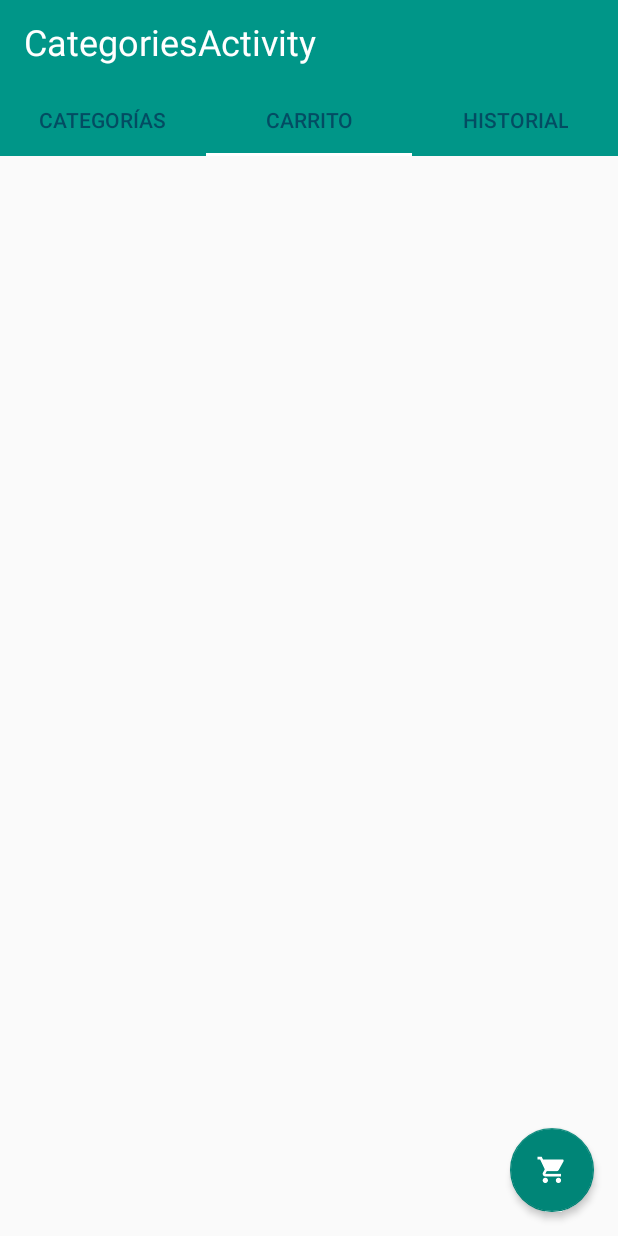
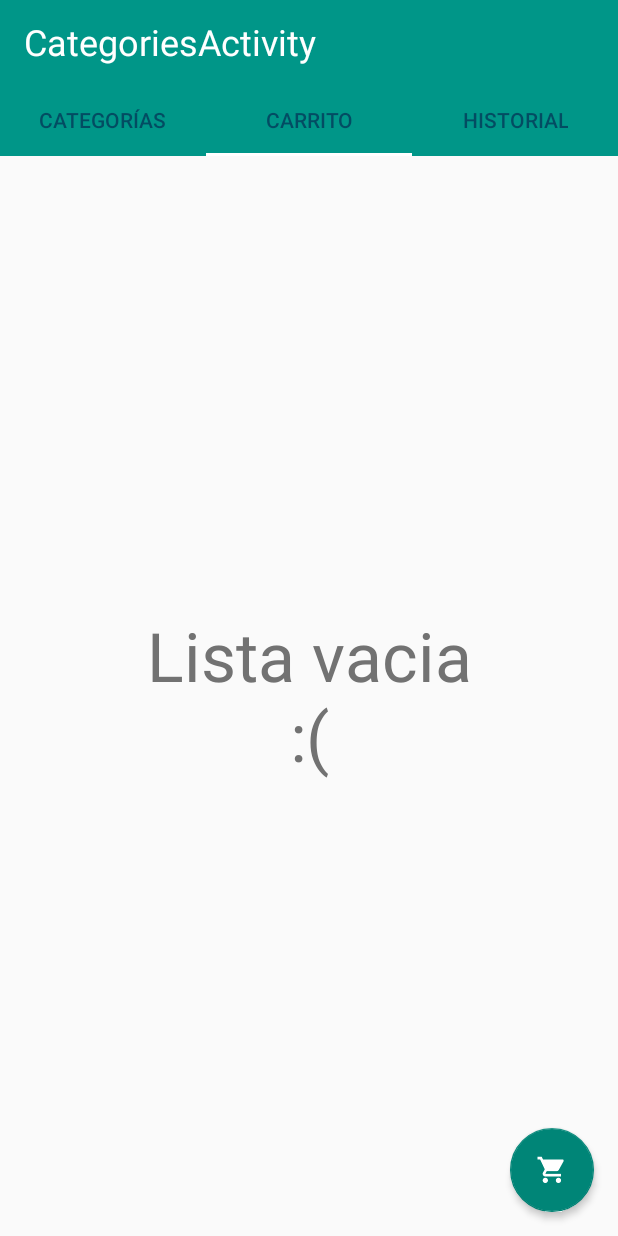
Before and after one commit to mgradob/Labs_User_Android, an Android app: the MainActivity screen opened directly, with no data from a screen before it, tab 2 chosen, on a phone screen of 412 x 824 dp. Run offline under Robolectric (Android 15) with nearby library versions, the phone set to English and light mode, and no system bars; libraries missing offline, so code that uses them is left out: retrofit.client, retrofit.converter; 22 statements that could not run were skipped.

Commit message:
Arreglado error con compatibilidad Android < 5.0.
TODO: vistas para versiones < 5.0.

```diff
--- a/app/src/main/java/com/itesm/labs/labsuser/activities/activities/MainActivity.java
+++ b/app/src/main/java/com/itesm/labs/labsuser/activities/activities/MainActivity.java
@@ -2,6 +2,7 @@ package com.itesm.labs.labsuser.activities.activities;
 
 import android.app.ProgressDialog;
 import android.os.AsyncTask;
+import android.os.Build;
 import android.os.Bundle;
 import android.support.design.widget.TabLayout;
 import android.support.v4.app.Fragment;
@@ -56,7 +57,8 @@ public class MainActivity extends ActionBarActivity
         mToolbar.setTitle(LAB_NAME);
         setSupportActionBar(mToolbar);
 
-        getWindow().setStatusBarColor(getResources().getIntArray(R.array.material_colors_dark)[LAB_COLOR]);
+        if(Build.VERSION.SDK_INT >= Build.VERSION_CODES.LOLLIPOP)
+            getWindow().setStatusBarColor(getResources().getIntArray(R.array.material_colors_dark)[LAB_COLOR]);
 
         userCart = new Cart();
 
--- a/app/src/main/java/com/itesm/labs/labsuser/activities/fragments/CartFragment.java
+++ b/app/src/main/java/com/itesm/labs/labsuser/activities/fragments/CartFragment.java
@@ -13,6 +13,7 @@ import android.view.LayoutInflater;
 import android.view.View;
 import android.view.ViewGroup;
 import android.widget.ListView;
+import android.widget.TextView;
 import android.widget.Toast;
 
 import com.itesm.labs.labsuser.R;
@@ -91,6 +92,7 @@ public class CartFragment extends Fragment {
         });
 
         cartListView = (ListView) view.findViewById(R.id.fragment_cart_list_view);
+        cartListView.setEmptyView(view.findViewById(R.id.fragment_cart_empty_list));
 
         fab = (FloatingActionButton) view.findViewById(R.id.fragment_cart_fab);
         fab.setOnClickListener(new View.OnClickListener() {
--- a/app/src/main/res/layout/fragment_cart.xml
+++ b/app/src/main/res/layout/fragment_cart.xml
@@ -19,6 +19,14 @@
 
     </android.support.v4.widget.SwipeRefreshLayout>
 
+    <TextView
+        android:id="@+id/fragment_cart_empty_list"
+        android:layout_width="fill_parent"
+        android:layout_height="fill_parent"
+        android:text="Lista vacia\n:("
+        android:gravity="center"
+        style="@style/LabsTheme.v21.Text.Display2"/>
+
     <android.support.design.widget.FloatingActionButton
         android:id="@+id/fragment_cart_fab"
         android:layout_width="56dp"
```
Also changed, not shown: app/src/main/AndroidManifest.xml (+0 -8 lines), app/src/main/java/com/itesm/labs/labsuser/activities/activities/ComponentsActivity.java (deleted, +0 -94 lines).
